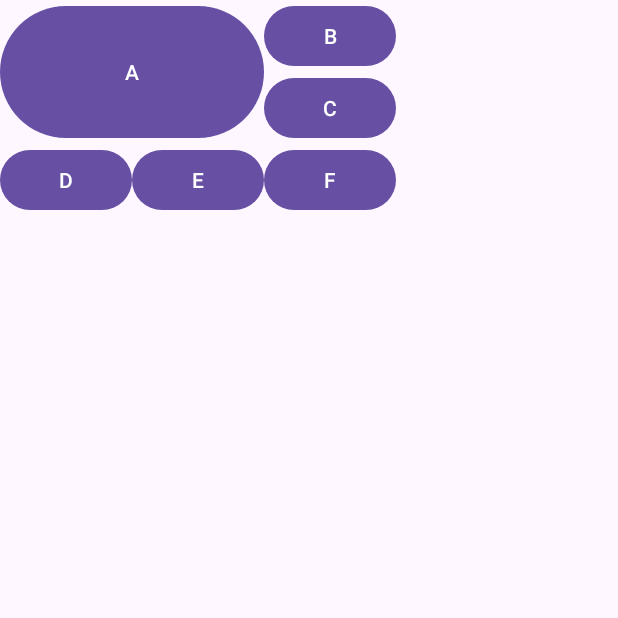
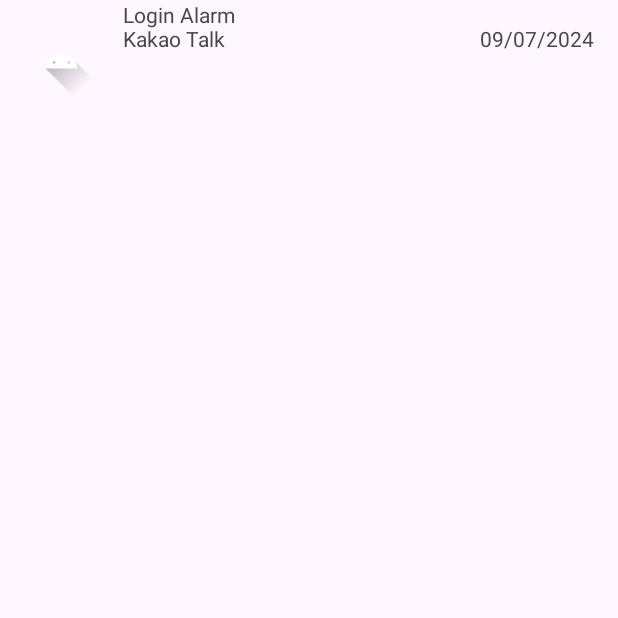
Before and after one commit to qtsky89/AndroidTutorial, an Android app: the screen it shows after launch (MainActivity), on a phone screen of 412 x 824 dp, the top half of it. Run offline under Robolectric (Android 15) with nearby library versions, the phone set to English and light mode, and no system bars.

Commit message:
constraint layout done

```diff
--- a/ch7_view/src/main/res/layout/activity_main.xml
+++ b/ch7_view/src/main/res/layout/activity_main.xml
@@ -1,18 +1,47 @@
 <?xml version="1.0" encoding="utf-8"?>
-<GridLayout xmlns:android="http://schemas.android.com/apk/res/android"
+<androidx.constraintlayout.widget.ConstraintLayout xmlns:android="http://schemas.android.com/apk/res/android"
+    xmlns:app="http://schemas.android.com/apk/res-auto"
+    xmlns:tools="http://schemas.android.com/tools"
     android:layout_width="match_parent"
     android:layout_height="match_parent"
-    android:orientation="horizontal"
-    android:columnCount="3"
     >
-    <Button android:text="A"
-        android:layout_columnSpan="2"
-        android:layout_rowSpan="2"
-        android:layout_gravity="fill"
-        />
-    <Button android:text="B" />
-    <Button android:text="C" />
-    <Button android:text="D" />
-    <Button android:text="E" />
-    <Button android:text="F" />
-</GridLayout>
+
+    <ImageView
+        android:id="@+id/imageView"
+        android:layout_width="50dp"
+        android:layout_height="50dp"
+        android:layout_marginStart="16dp"
+        android:layout_marginTop="16dp"
+        app:layout_constraintStart_toStartOf="parent"
+        app:layout_constraintTop_toTopOf="parent"
+        app:srcCompat="@drawable/ic_launcher_foreground" />
+
+    <TextView
+        android:id="@+id/textView"
+        android:layout_width="wrap_content"
+        android:layout_height="wrap_content"
+        android:layout_marginStart="16dp"
+        android:text="Kakao Talk"
+        app:layout_constraintStart_toEndOf="@+id/imageView"
+        app:layout_constraintTop_toTopOf="@+id/imageView" />
+
+    <TextView
+        android:id="@+id/messageView"
+        android:layout_width="wrap_content"
+        android:layout_height="wrap_content"
+        android:layout_marginStart="16dp"
+        android:text="Login Alarm"
+        app:layout_constraintStart_toEndOf="@+id/imageView"
+        tools:layout_editor_absoluteY="47dp" />
+
+    <TextView
+        android:id="@+id/dateView"
+        android:layout_width="wrap_content"
+        android:layout_height="wrap_content"
+        android:layout_marginTop="16dp"
+        android:layout_marginEnd="16dp"
+        android:text="09/07/2024"
+        app:layout_constraintEnd_toEndOf="parent"
+        app:layout_constraintTop_toTopOf="parent" />
+
+</androidx.constraintlayout.widget.ConstraintLayout>
```
